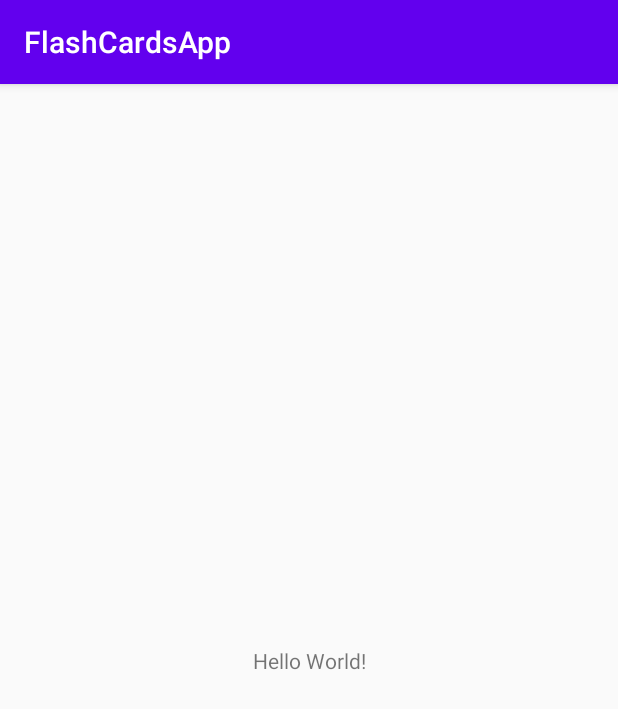
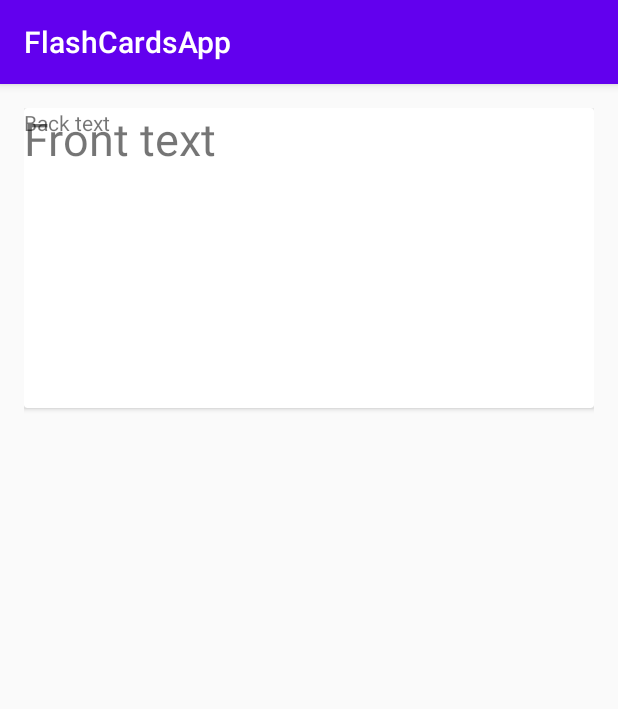
Before and after one commit to rjoshuva/FlashCardsApp, an Android app: the screen it shows after launch (MainActivity), on a phone screen of 412 x 824 dp. Shown: the top 709 px of the screen. Run offline under Robolectric (Android 15) with nearby library versions, the phone set to English and light mode, and no system bars; our stand-ins replace Room's generated code.

Commit message:
Recycler view with cardviews

```diff
--- a/app/src/main/AndroidManifest.xml
+++ b/app/src/main/AndroidManifest.xml
@@ -16,6 +16,8 @@
                 <category android:name="android.intent.category.LAUNCHER" />
             </intent-filter>
         </activity>
+
+        <activity android:name=".CardviewActivity"></activity>
     </application>
 
 </manifest>
--- a/app/src/main/java/edu/csce4623/jlcarlto/flashcardsapp/MainActivity.java
+++ b/app/src/main/java/edu/csce4623/jlcarlto/flashcardsapp/MainActivity.java
@@ -1,14 +1,69 @@
 package edu.csce4623.jlcarlto.flashcardsapp;
 
+import androidx.annotation.Nullable;
 import androidx.appcompat.app.AppCompatActivity;
+import androidx.cardview.widget.CardView;
+import androidx.lifecycle.LifecycleOwner;
+import androidx.lifecycle.LiveData;
+import androidx.lifecycle.MutableLiveData;
+import androidx.lifecycle.Observer;
+import androidx.lifecycle.ViewModelProvider;
+import androidx.recyclerview.widget.LinearLayoutManager;
+import androidx.recyclerview.widget.RecyclerView;
 
+import android.app.Activity;
 import android.os.Bundle;
+import android.util.Log;
+import android.view.View;
+import android.widget.TextView;
+
+import java.util.ArrayList;
+import java.util.List;
+
+import edu.csce4623.jlcarlto.flashcardsapp.Model.Card;
+import edu.csce4623.jlcarlto.flashcardsapp.Model.CardRepository;
+import edu.csce4623.jlcarlto.flashcardsapp.ViewModel.CardViewModel;
 
 public class MainActivity extends AppCompatActivity {
 
+    CardViewModel mViewModel;
+    private LiveData<List<Card>> cardList;
+    private List<Card> cards;
+    private RecyclerView rv;
     @Override
     protected void onCreate(Bundle savedInstanceState) {
         super.onCreate(savedInstanceState);
-        setContentView(R.layout.activity_main);
+        setContentView(R.layout.recyclerview_activity);
+
+        mViewModel = new CardViewModel(getApplication());
+        cardList = mViewModel.getAllCards();
+
+        cards = new ArrayList<>();
+        cardList.observe(this, new Observer<List<Card>>() {
+                    @Override
+                    public void onChanged(List<Card> c) {
+                        Log.d("onChanged", "cards cleared");
+                        cards.clear();
+                        cards.addAll(c);
+                    }
+        });
+        rv = (RecyclerView)findViewById(R.id.rv);
+
+        LinearLayoutManager llm = new LinearLayoutManager(this);
+        rv.setLayoutManager(llm);
+
+        Card card = new Card("Front text", "Back text");
+        mViewModel.insert(card);
+
+        //Log.d("debug", Integer.toString(cards.size()));
+        if(cards == null) {
+            Log.d("debug", "cards is NULL");
+        }
+        initializeAdapter();
+    }
+
+    private void initializeAdapter(){
+        RVAdapter adapter = new RVAdapter(cards);
+        rv.setAdapter(adapter);
     }
 }
--- a/app/src/main/java/edu/csce4623/jlcarlto/flashcardsapp/Model/CardRepository.java
+++ b/app/src/main/java/edu/csce4623/jlcarlto/flashcardsapp/Model/CardRepository.java
@@ -1,6 +1,7 @@
 package edu.csce4623.jlcarlto.flashcardsapp.Model;
 
 import android.app.Application;
+import android.util.Log;
 
 import androidx.lifecycle.LiveData;
 
@@ -33,6 +34,7 @@ public class CardRepository {
      * @returns - nothing
      */
     public void insert(final Card card) {
+        Log.d("debug", "insert");
         CardDatabase.databaseWriteExecutor.execute( new Runnable() {
             @Override
             public void run() {
--- /dev/null
+++ b/app/src/main/java/edu/csce4623/jlcarlto/flashcardsapp/RVAdapter.java
@@ -0,0 +1,72 @@
+package edu.csce4623.jlcarlto.flashcardsapp;
+
+import android.util.Log;
+import android.view.LayoutInflater;
+import android.view.View;
+import android.view.ViewGroup;
+import android.widget.TextView;
+
+import androidx.annotation.NonNull;
+import androidx.annotation.Nullable;
+import androidx.cardview.widget.CardView;
+import androidx.lifecycle.LifecycleOwner;
+import androidx.lifecycle.LiveData;
+import androidx.lifecycle.MutableLiveData;
+import androidx.lifecycle.Observer;
+import androidx.recyclerview.widget.RecyclerView;
+
+import java.util.List;
+
+import edu.csce4623.jlcarlto.flashcardsapp.Model.Card;
+
+public class RVAdapter extends RecyclerView.Adapter<RVAdapter.CardViewHolder> {
+    List<Card> cardList;
+    List<Card> cards;
+
+    RVAdapter(List<Card> cardList){
+        this.cardList = cardList;
+    }
+
+    @NonNull
+    @Override
+    public CardViewHolder onCreateViewHolder(@NonNull ViewGroup viewGroup, int viewType) {
+
+        View v = LayoutInflater.from(viewGroup.getContext()).inflate(R.layout.card_list_item, viewGroup, false);
+        CardViewHolder cvh = new CardViewHolder(v);
+        return cvh;
+    }
+
+    @Override
+    public void onBindViewHolder(@NonNull final CardViewHolder holder, final int i) {
+
+        Card card = cardList.get(i);
+        Log.d("adapter", Integer.toString(i));
+        holder.front.setText(card.getCardFront());
+        holder.back.setText(card.getCardBack());
+    }
+
+    @Override
+    public int getItemCount() {
+            //Log.d("debug", String.valueOf(cardList.size()));
+            return cardList.size();
+    }
+
+    @Override
+    public void onAttachedToRecyclerView(RecyclerView recyclerView) {
+        super.onAttachedToRecyclerView(recyclerView);
+    }
+
+    public static class CardViewHolder extends RecyclerView.ViewHolder {
+        CardView cv;
+        TextView front;
+        TextView back;
+
+        CardViewHolder(View itemView) {
+            super(itemView);
+            cv = (CardView) itemView.findViewById(R.id.cv);
+            front = (TextView) itemView.findViewById(R.id.card_front);
+            back = (TextView) itemView.findViewById(R.id.card_back);
+        }
+    }
+
+}
--- a/app/src/main/res/layout/activity_main.xml
+++ /dev/null
@@ -1,18 +0,0 @@
-<?xml version="1.0" encoding="utf-8"?>
-<androidx.constraintlayout.widget.ConstraintLayout xmlns:android="http://schemas.android.com/apk/res/android"
-    xmlns:app="http://schemas.android.com/apk/res-auto"
-    xmlns:tools="http://schemas.android.com/tools"
-    android:layout_width="match_parent"
-    android:layout_height="match_parent"
-    tools:context=".MainActivity">
-
-    <TextView
-        android:layout_width="wrap_content"
-        android:layout_height="wrap_content"
-        android:text="Hello World!"
-        app:layout_constraintBottom_toBottomOf="parent"
-        app:layout_constraintLeft_toLeftOf="parent"
-        app:layout_constraintRight_toRightOf="parent"
-        app:layout_constraintTop_toTopOf="parent" />
-
-</androidx.constraintlayout.widget.ConstraintLayout>
--- /dev/null
+++ b/app/src/main/res/layout/card_list_item.xml
@@ -0,0 +1,23 @@
+<?xml version="1.0" encoding="utf-8"?>
+
+<androidx.cardview.widget.CardView android:layout_width="match_parent"
+    android:layout_height="200dp"
+    android:id="@+id/cv"
+    xmlns:android="http://schemas.android.com/apk/res/android">
+
+        <TextView
+            android:layout_width="wrap_content"
+            android:layout_height="wrap_content"
+            android:id="@+id/card_front"
+            android:layout_alignParentTop="true"
+            android:textSize="30sp"
+            />
+
+        <TextView
+            android:layout_width="wrap_content"
+            android:layout_height="wrap_content"
+            android:id="@+id/card_back"
+            android:layout_below="@+id/card_front"
+            />
+
+</androidx.cardview.widget.CardView>
--- /dev/null
+++ b/app/src/main/res/layout/recyclerview_activity.xml
@@ -0,0 +1,12 @@
+<?xml version="1.0" encoding="utf-8"?>
+<LinearLayout xmlns:android="http://schemas.android.com/apk/res/android"
+    android:layout_width="match_parent" android:layout_height="match_parent"
+    android:padding="16dp"
+    >
+<androidx.recyclerview.widget.RecyclerView
+    android:layout_height="match_parent"
+    android:layout_width="match_parent"
+    android:id="@+id/rv"
+    xmlns:android="http://schemas.android.com/apk/res/android" />
+
+</LinearLayout>
```
Also changed, not shown: app/src/main/java/edu/csce4623/jlcarlto/flashcardsapp/CardviewActivity.java (added, +20 -0 lines), app/src/main/java/edu/csce4623/jlcarlto/flashcardsapp/Model/Card.java (+7 -3 lines), app/src/main/res/layout/cardview_activity.xml (added, +35 -0 lines).
